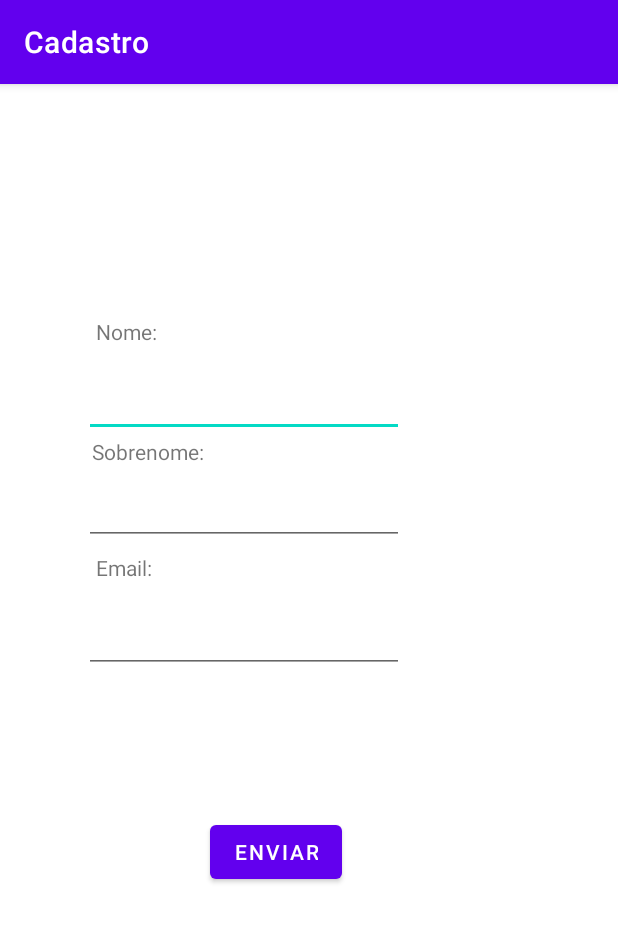
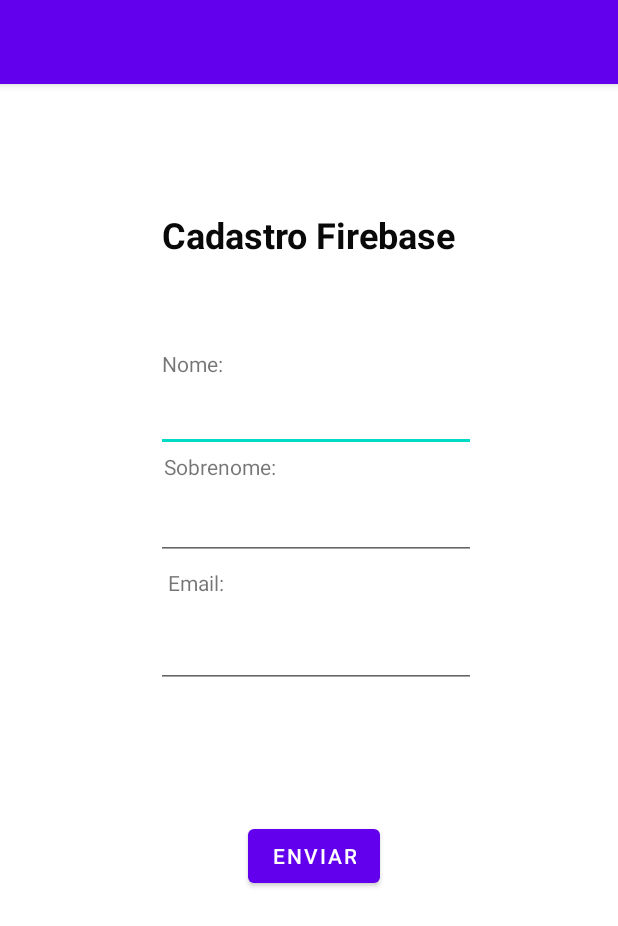
Before and after one commit to matheushalas/cadastro-firebase, an Android app: the screen it shows after launch (MainActivity), on a phone screen of 412 x 824 dp. Shown: the top 926 px of the screen. Run offline under Robolectric (Android 15) with nearby library versions, the phone set to English and light mode, and no system bars; our stand-ins replace Firebase (no records; nobody signed in at launch, a user with empty details on screens opened directly).

Commit message:
Segundo commit

```diff
--- a/app/src/main/res/layout/activity_main.xml
+++ b/app/src/main/res/layout/activity_main.xml
@@ -4,14 +4,15 @@
     xmlns:tools="http://schemas.android.com/tools"
     android:layout_width="match_parent"
     android:layout_height="match_parent"
+    android:backgroundTint="#FFFFFF"
     tools:context=".MainActivity">
 
     <TextView
         android:id="@+id/textView"
         android:layout_width="wrap_content"
         android:layout_height="wrap_content"
-        android:layout_marginStart="8dp"
-        android:layout_marginBottom="15dp"
+        android:layout_marginStart="4dp"
+        android:layout_marginBottom="4dp"
         android:text="Nome:"
         app:layout_constraintBottom_toTopOf="@+id/edtNome"
         app:layout_constraintStart_toStartOf="@+id/edtNome" />
@@ -39,8 +40,8 @@
         android:id="@+id/edtNome"
         android:layout_width="wrap_content"
         android:layout_height="wrap_content"
-        android:layout_marginStart="56dp"
-        android:layout_marginTop="190dp"
+        android:layout_marginStart="104dp"
+        android:layout_marginTop="200dp"
         android:ems="10"
         android:inputType="textPersonName"
         app:layout_constraintStart_toStartOf="parent"
@@ -71,10 +72,26 @@
         android:layout_width="wrap_content"
         android:layout_height="wrap_content"
         android:layout_marginTop="215dp"
-        android:layout_marginEnd="41dp"
+        android:layout_marginEnd="64dp"
         android:layout_marginBottom="214dp"
         android:text="Enviar"
         app:layout_constraintBottom_toBottomOf="parent"
         app:layout_constraintEnd_toEndOf="@+id/edtEmail"
-        app:layout_constraintTop_toBottomOf="@+id/textView4" />
+        app:layout_constraintTop_toBottomOf="@+id/textView4"
+        app:layout_constraintVertical_bias="0.4" />
+
+    <TextView
+        android:id="@+id/titulo"
+        android:layout_width="wrap_content"
+        android:layout_height="wrap_content"
+        android:background="#05000000"
+        android:backgroundTint="#FAF8F8"
+        android:text="Cadastro Firebase"
+        android:textColor="#090909"
+        android:textSize="24sp"
+        android:textStyle="bold"
+        app:layout_constraintBottom_toTopOf="@+id/edtNome"
+        app:layout_constraintEnd_toEndOf="parent"
+        app:layout_constraintStart_toStartOf="parent"
+        app:layout_constraintTop_toTopOf="parent" />
 </androidx.constraintlayout.widget.ConstraintLayout>
--- a/app/src/main/res/values/strings.xml
+++ b/app/src/main/res/values/strings.xml
@@ -1,3 +1,3 @@
 <resources>
-    <string name="app_name">Cadastro</string>
+    <string name="app_name"></string>
 </resources>
```
